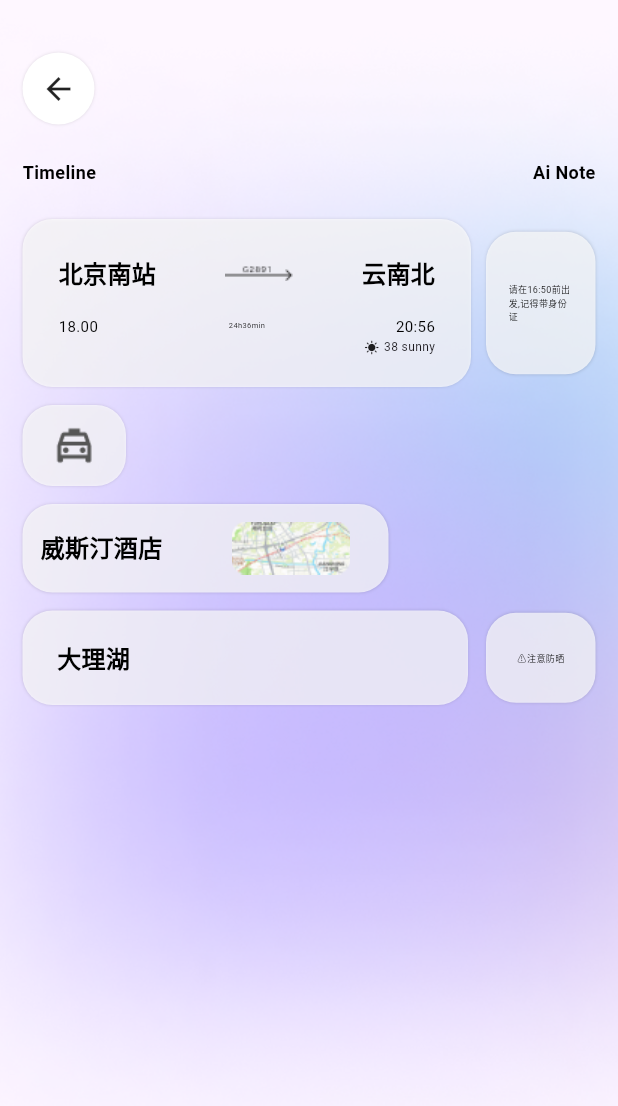
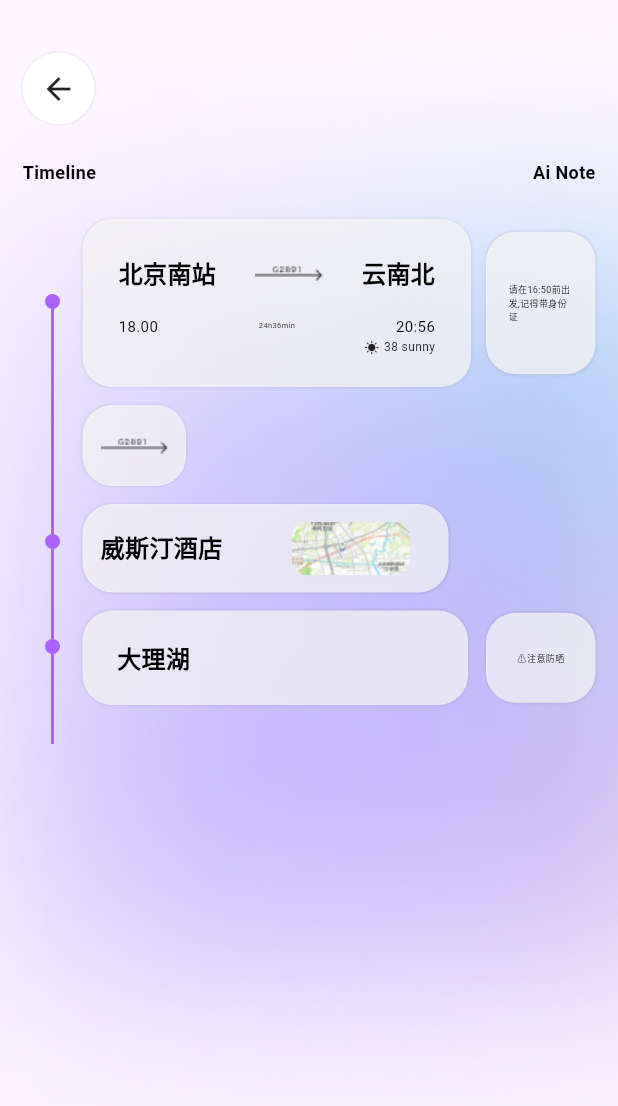
Before and after one commit to liao3841054/ai_travel, a Flutter app: the screen it shows after launch, after a tap on "云南之旅", on a phone screen of 412 x 824 dp. Shown: the top 1106 px of the screen. Run offline on Flutter 3.47's test engine with Material 2 defaults, Android fonts, the light colour scheme and no system bars; our stand-ins replace flutter_login, flutter_rating_bar, get, get_storage, pub_semver; missing offline and left inert: flutter_macos_webview, in_app_review.

Commit message:
check box list

```diff
--- a/lib/app_pages.dart
+++ b/lib/app_pages.dart
@@ -1,9 +1,9 @@
 import 'package:get/get_navigation/get_navigation.dart';
+import 'package:sq_chatgpt/pages/checkbox_list/index.dart';
 import 'package:sq_chatgpt/pages/travel/index.dart';
 import 'package:sq_chatgpt/pages/travel_timeline/index.dart';
 import 'package:sq_chatgpt/route.dart';
 
-import 'pages/chat/index.dart';
 import 'pages/login/login_page.dart';
 
 abstract class AppPages {
@@ -20,5 +20,9 @@ abstract class AppPages {
         name: Routes.kTravelTimelineScreen,
         page: () => const TravelTimelinePage(),
         binding: TravelTimelineBinding()),
+    GetPage(
+        name: Routes.kCheckBoxcreen,
+        page: () => const CheckboxListPage(),
+        binding: CheckboxListBinding()),
   ];
 }
--- /dev/null
+++ b/lib/pages/checkbox_list/bindings.dart
@@ -0,0 +1,10 @@
+import 'package:get/get.dart';
+
+import 'controller.dart';
+
+class CheckboxListBinding implements Bindings {
+  @override
+  void dependencies() {
+    Get.lazyPut<CheckboxListController>(() => CheckboxListController());
+  }
+}
--- /dev/null
+++ b/lib/pages/checkbox_list/index.dart
@@ -0,0 +1,6 @@
+library checkbox_list;
+
+export './state.dart';
+export './controller.dart';
+export './bindings.dart';
+export './view.dart';
--- /dev/null
+++ b/lib/pages/checkbox_list/widgets/widgets.dart
@@ -0,0 +1,3 @@
+library widgets;
+
+export 'checkbox_list.dart';
--- a/lib/pages/travel/widgets/trave_list_widget.dart
+++ b/lib/pages/travel/widgets/trave_list_widget.dart
@@ -55,39 +55,11 @@ class TraveListWidget extends GetView<TravelController> {
             ),
             Row(
               children: [
-                ShadowWhiteContainer(
-                  width: 100,
-                  height: 160,
-                  child: Padding(
-                    padding: const EdgeInsets.all(12.0),
-                    child: Column(
-                      children: [
-                        const Text("Check Box",
-                            style: TextStyle(color: Colors.black)),
-                        Column(
-                          children: const [
-                            MyCheckbox(
-                              title: "签证",
-                              isChecked: false,
-                            ),
-                            MyCheckbox(
-                              title: "护照",
-                              isChecked: false,
-                            ),
-                            MyCheckbox(
-                              title: "转借口",
-                              isChecked: false,
-                            ),
-                            MyCheckbox(
-                              title: "信用卡 ",
-                              isChecked: true,
-                            ),
-                          ],
-                        ),
-                      ],
-                    ),
-                  ),
-                ),
+                GestureDetector(
+                    onTap: () {
+                      Get.toNamed(Routes.kCheckBoxcreen);
+                    },
+                    child: CheckBoxListWidget()),
                 const SizedBox(
                   width: 15,
                 ),
@@ -221,6 +193,46 @@ class TraveListWidget extends GetView<TravelController> {
   }
   // 紫色渐变
 
+}
+
+class CheckBoxListWidget extends StatelessWidget {
+  const CheckBoxListWidget({super.key});
+
+  @override
+  Widget build(BuildContext context) {
+    return ShadowWhiteContainer(
+      width: 100,
+      height: 160,
+      child: Padding(
+        padding: const EdgeInsets.all(12.0),
+        child: Column(
+          children: [
+            const Text("Check Box", style: TextStyle(color: Colors.black)),
+            Column(
+              children: const [
+                MyCheckbox(
+                  title: "签证",
+                  isChecked: false,
+                ),
+                MyCheckbox(
+                  title: "护照",
+                  isChecked: false,
+                ),
+                MyCheckbox(
+                  title: "转借口",
+                  isChecked: false,
+                ),
+                MyCheckbox(
+                  title: "信用卡 ",
+                  isChecked: true,
+                ),
+              ],
+            ),
+          ],
+        ),
+      ),
+    );
+  }
 }
 
 class HeaderWidget extends StatelessWidget {
--- a/lib/pages/travel_timeline/view.dart
+++ b/lib/pages/travel_timeline/view.dart
@@ -9,7 +9,7 @@ class TravelTimelinePage extends GetView<TravelTimelineController> {
 
   // 主视图
   Widget _buildView() {
-    return const HelloWidget();
+    return const TimelineListWidget();
   }
 
   @override
--- a/lib/pages/travel_timeline/widgets/hello.dart
+++ b/lib/pages/travel_timeline/widgets/time_line.dart
@@ -7,8 +7,8 @@ import '../../travel/widgets/icon_text_widget.dart';
 import '../index.dart';
 
 /// hello
-class HelloWidget extends GetView<TravelTimelineController> {
-  const HelloWidget({Key? key}) : super(key: key);
+class TimelineListWidget extends GetView<TravelTimelineController> {
+  const TimelineListWidget({Key? key}) : super(key: key);
 
   @override
   Widget build(BuildContext context) {
@@ -28,6 +28,35 @@ class HelloWidget extends GetView<TravelTimelineController> {
         children: [
           const NavBackBar(),
           const TimelineTitleWidget(),
+          Row(
+            crossAxisAlignment: CrossAxisAlignment.start,
+            children: [
+              SizedBox(
+                width: 40,
+                child: Column(
+                  children: [
+                    const SizedBox(
+                      height: 50,
+                    ),
+                    const LeftLineDotWidget(),
+                    const LineWidget(
+                      height: 150,
+                    ),
+                    const LeftLineDotWidget(),
+                    const LineWidget(
+                      height: 60,
+                    ),
+                    const LeftLineDotWidget(),
+                    const LineWidget(
+                      height: 60,
+                    ),
+                  ],
+                ),
+              ),
+              Expanded(
+                child: Column(
+                  crossAxisAlignment: CrossAxisAlignment.start,
+                  children: const [
                     TimelineTicketWidget(),
                     SizedBox(
                       height: 12,
@@ -40,9 +69,44 @@ class HelloWidget extends GetView<TravelTimelineController> {
                     SizedBox(
                       height: 12,
                     ),
-          TimelinePlace()
+                    TimelinePlace(),
                   ],
                 ),
+              ),
+            ],
+          )
+        ],
+      ),
+    );
+  }
+}
+
+class LeftLineDotWidget extends StatelessWidget {
+  const LeftLineDotWidget({super.key});
+
+  @override
+  Widget build(BuildContext context) {
+    return Container(
+      height: 10,
+      width: 10,
+      decoration: const BoxDecoration(
+        shape: BoxShape.circle,
+        color: Color(0xffA862FF),
+      ),
+    );
+  }
+}
+
+class LineWidget extends StatelessWidget {
+  final double height;
+  const LineWidget({super.key, required this.height});
+
+  @override
+  Widget build(BuildContext context) {
+    return Container(
+      height: height,
+      width: 2,
+      color: Color(0xffA862FF),
     );
   }
 }
@@ -125,7 +189,7 @@ class BoardingByWidget extends StatelessWidget {
       circular: 20,
       padding: const EdgeInsets.symmetric(horizontal: 12, vertical: 12),
       child: Image.asset(
-        "images/take_icon.png",
+        "images/ticket_icon.png",
         height: 30,
         width: 45,
         errorBuilder: (context, error, stackTrace) => Container(
--- a/lib/pages/travel_timeline/widgets/widgets.dart
+++ b/lib/pages/travel_timeline/widgets/widgets.dart
@@ -1,3 +1,3 @@
 library widgets;
 
-export './hello.dart';
+export 'time_line.dart';
--- a/lib/route.dart
+++ b/lib/route.dart
@@ -4,4 +4,5 @@ abstract class Routes {
   static const kTravelScreen = '/travel';
 
   static const kTravelTimelineScreen = '/timeline';
+  static const kCheckBoxcreen = '/checkbox';
 }
```
Also changed, not shown: lib/pages/checkbox_list/controller.dart (added, +41 -0 lines), lib/pages/checkbox_list/state.dart (added, +8 -0 lines), lib/pages/checkbox_list/view.dart (added, +46 -0 lines), lib/pages/checkbox_list/widgets/checkbox_list.dart (added, +114 -0 lines). Lines whose indentation alone changed are shown as unchanged.
